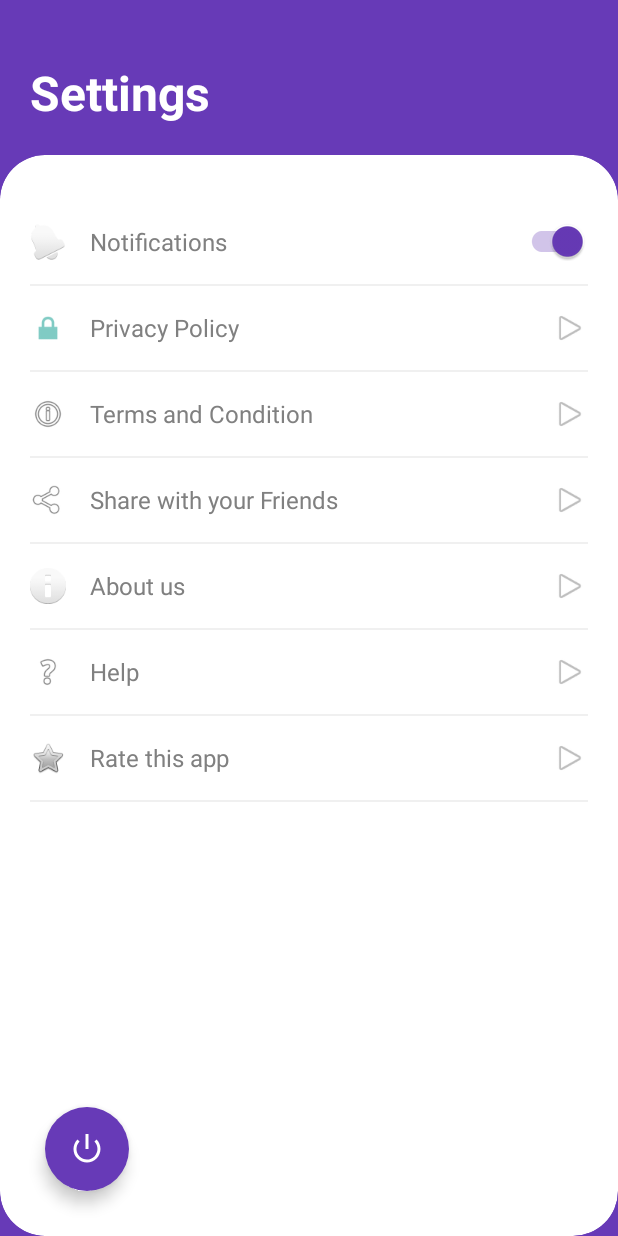
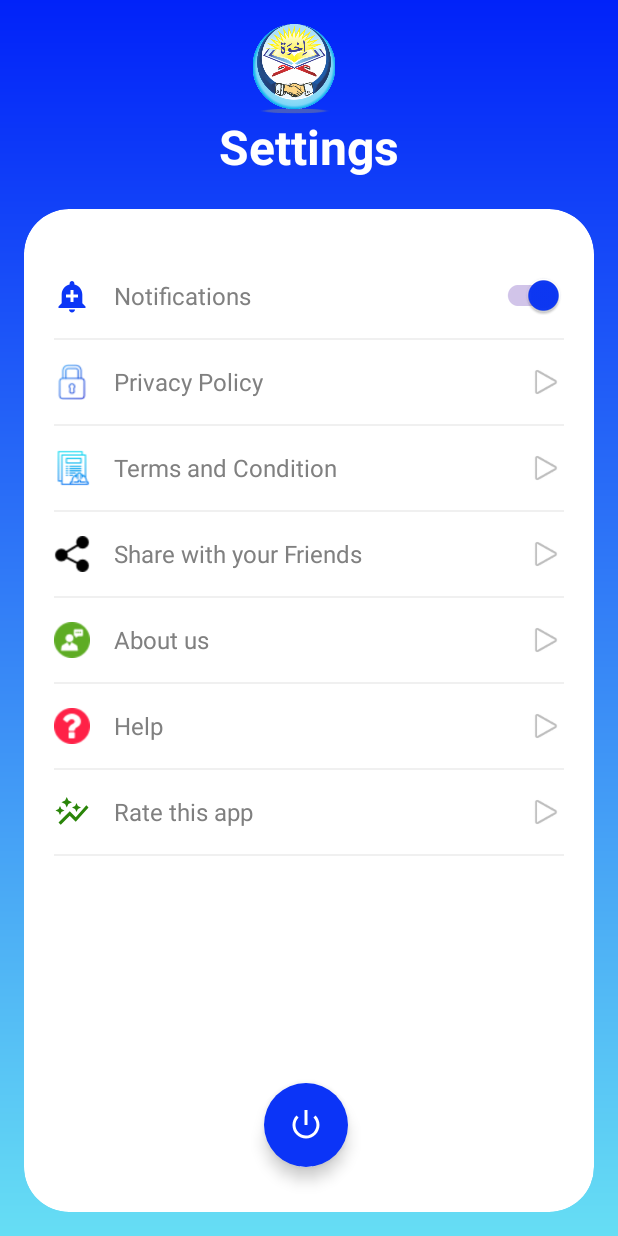
Before and after one commit to IkhwaTeam/FinalYearProject, an Android app: the SettingActivity screen opened directly, with no data from a screen before it, on a phone screen of 412 x 824 dp. Run offline under Robolectric (Android 15) with nearby library versions, the phone set to English and light mode, and no system bars; our stand-ins replace Firebase (no records; nobody signed in at launch, a user with empty details on screens opened directly).

Commit message:
Setting  progress

```diff
--- a/app/src/main/AndroidManifest.xml
+++ b/app/src/main/AndroidManifest.xml
@@ -5,6 +5,7 @@
     <uses-permission android:name="android.permission.INTERNET" />
     <uses-permission android:name="android.permission.ACCESS_NETWORK_STATE" />
     <uses-permission android:name="android.permission.POST_NOTIFICATIONS" />
+    <uses-permission android:name="android.permission.VIBRATE" />
 
     <application
         android:allowBackup="true"
--- a/app/src/main/java/com/example/ikhwa/TeacherCourseActivity.java
+++ b/app/src/main/java/com/example/ikhwa/TeacherCourseActivity.java
@@ -143,7 +143,11 @@ public class TeacherCourseActivity extends AppCompatActivity {
         dialog.requestWindowFeature(Window.FEATURE_NO_TITLE);
         dialog.setContentView(R.layout.previouscoursedialogtea);
         dialog.setCancelable(true);
+        CircularProgressView progressView = dialog.findViewById(R.id.custom_progress5);
 
+        // ✅ Set Progress and Color
+        progressView.setProgress(70); // Set your desired progress here
+        progressView.setProgressColor(0xFFFFFFFF);
         ImageView closeBtn = dialog.findViewById(R.id.teacher_close_btn_pre);
         if (closeBtn != null) closeBtn.setOnClickListener(v -> dialog.dismiss());
 
--- /dev/null
+++ b/app/src/main/res/drawable/blue_forward.xml
@@ -0,0 +1,5 @@
+<vector xmlns:android="http://schemas.android.com/apk/res/android" android:autoMirrored="true" android:height="24dp" android:tint="#0C37F6" android:viewportHeight="24" android:viewportWidth="24" android:width="24dp">
+
+    <path android:fillColor="@android:color/white" android:pathData="M6.23,20.23l1.77,1.77l10,-10l-10,-10l-1.77,1.77l8.23,8.23z"/>
+
+</vector>
--- /dev/null
+++ b/app/src/main/res/drawable/green_forward.xml
@@ -0,0 +1,5 @@
+<vector xmlns:android="http://schemas.android.com/apk/res/android" android:autoMirrored="true" android:height="24dp" android:tint="#2A8509" android:viewportHeight="24" android:viewportWidth="24" android:width="24dp">
+
+    <path android:fillColor="@android:color/white" android:pathData="M6.23,20.23l1.77,1.77l10,-10l-10,-10l-1.77,1.77l8.23,8.23z"/>
+
+</vector>
--- /dev/null
+++ b/app/src/main/res/drawable/green_right.xml
@@ -0,0 +1,5 @@
+<vector xmlns:android="http://schemas.android.com/apk/res/android" android:autoMirrored="true" android:height="24dp" android:tint="#2A8809" android:viewportHeight="24" android:viewportWidth="24" android:width="24dp">
+
+    <path android:fillColor="@android:color/white" android:pathData="M10,17l5,-5 -5,-5v10z"/>
+
+</vector>
--- /dev/null
+++ b/app/src/main/res/drawable/ic_notification_settting.xml
@@ -0,0 +1,5 @@
+<vector xmlns:android="http://schemas.android.com/apk/res/android" android:height="24dp" android:tint="#0C36F6" android:viewportHeight="24" android:viewportWidth="24" android:width="24dp">
+
+    <path android:fillColor="@android:color/white" android:pathData="M10.01,21.01c0,1.1 0.89,1.99 1.99,1.99s1.99,-0.89 1.99,-1.99h-3.98zM18.88,16.82L18.88,11c0,-3.25 -2.25,-5.97 -5.29,-6.69v-0.72C13.59,2.71 12.88,2 12,2s-1.59,0.71 -1.59,1.59v0.72C7.37,5.03 5.12,7.75 5.12,11v5.82L3,18.94L3,20h18v-1.06l-2.12,-2.12zM16,13.01h-3v3h-2v-3L8,13.01L8,11h3L11,8h2v3h3v2.01z"/>
+
+</vector>
--- /dev/null
+++ b/app/src/main/res/drawable/rating.xml
@@ -0,0 +1,5 @@
+<vector xmlns:android="http://schemas.android.com/apk/res/android" android:height="24dp" android:tint="#2A8509" android:viewportHeight="24" android:viewportWidth="24" android:width="24dp">
+
+    <path android:fillColor="@android:color/white" android:pathData="M14.06,9.94L12,9l2.06,-0.94L15,6l0.94,2.06L18,9l-2.06,0.94L15,12L14.06,9.94zM4,14l0.94,-2.06L7,11l-2.06,-0.94L4,8l-0.94,2.06L1,11l2.06,0.94L4,14zM8.5,9l1.09,-2.41L12,5.5L9.59,4.41L8.5,2L7.41,4.41L5,5.5l2.41,1.09L8.5,9zM4.5,20.5l6,-6.01l4,4L23,8.93l-1.41,-1.41l-7.09,7.97l-4,-4L3,19L4.5,20.5z"/>
+
+</vector>
--- /dev/null
+++ b/app/src/main/res/drawable/settingshape.xml
@@ -0,0 +1,9 @@
+<?xml version="1.0" encoding="utf-8"?>
+<shape xmlns:android="http://schemas.android.com/apk/res/android">
+
+    <gradient android:startColor="#66DEF4"/>
+    <gradient android:endColor="#0122F9"/>
+    <gradient android:useLevel="true"/>
+    <gradient android:angle="90"/>
+    <corners android:radius="0dp"/>
+</shape>
--- a/app/src/main/res/layout/activity_setting.xml
+++ b/app/src/main/res/layout/activity_setting.xml
@@ -3,15 +3,23 @@
     xmlns:app="http://schemas.android.com/apk/res-auto"
     android:layout_width="match_parent"
     android:layout_height="match_parent"
-    android:background="#673AB7">
+    android:padding="16dp"
+    android:background="@drawable/settingshape">
+    <ImageView
+        android:layout_width="60dp"
+        android:layout_height="60dp"
+        android:src="@drawable/logo"
+        android:layout_marginLeft="150dp"
+        android:layout_marginBottom="10dp" />
 
-    <!-- Header -->
+
     <TextView
         android:id="@+id/textView_settings_header"
         android:layout_width="wrap_content"
         android:layout_height="wrap_content"
-        android:layout_marginStart="20dp"
-        android:layout_marginTop="40dp"
+        android:layout_marginStart="130dp"
+
+        android:layout_marginTop="60dp"
         android:text="Settings"
         android:textColor="#FFFFFF"
         android:textSize="32sp"
@@ -50,8 +58,8 @@
                         android:layout_width="24dp"
                         android:layout_height="24dp"
                         android:layout_centerVertical="true"
-                        android:src="@android:drawable/ic_popup_reminder"
-                        android:backgroundTint="#673AB7" />
+                        android:src="@drawable/ic_notification_settting"
+                        android:backgroundTint="#0D37EF" />
 
                     <TextView
                         android:layout_width="wrap_content"
@@ -70,7 +78,7 @@
                         android:layout_alignParentEnd="true"
                         android:layout_centerVertical="true"
                         android:checked="true"
-                        app:thumbTint="#673AB7"
+                        app:thumbTint="#0D38F6"
                         app:trackTint="#D1C4E9" />
                 </RelativeLayout>
 
@@ -90,8 +98,8 @@
                         android:layout_width="24dp"
                         android:layout_height="24dp"
                         android:layout_centerVertical="true"
-                        android:src="@android:drawable/ic_lock_lock"
-                        android:backgroundTint="#673AB7"
+                        android:src="@drawable/lock_icon"
+                        android:backgroundTint="#062BF7"
                         />
 
                     <TextView
@@ -110,7 +118,7 @@
                         android:layout_alignParentEnd="true"
                         android:layout_centerVertical="true"
                         android:src="@android:drawable/ic_media_play"
-                        android:backgroundTint="#673AB7"
+                        android:backgroundTint="#062BF7"
                     />
                 </RelativeLayout>
 
@@ -130,8 +138,9 @@
                         android:layout_width="24dp"
                         android:layout_height="24dp"
                         android:layout_centerVertical="true"
-                        android:backgroundTint="#673AB7"
-                        android:src="@android:drawable/ic_menu_info_details"
+                        android:backgroundTint="#062CF7"
+                        android:src="@drawable/terms_condition"
+
                         />
 
                     <TextView
@@ -149,7 +158,7 @@
                         android:layout_height="24dp"
                         android:layout_alignParentEnd="true"
                         android:layout_centerVertical="true"
-                        android:backgroundTint="#673AB7"
+                        android:backgroundTint="#072EF7"
                         android:src="@android:drawable/ic_media_play"
                        />
                 </RelativeLayout>
@@ -170,8 +179,8 @@
                         android:layout_width="24dp"
                         android:layout_height="24dp"
                         android:layout_centerVertical="true"
-                        android:src="@android:drawable/ic_menu_share"
-                        android:backgroundTint="#673AB7"
+                        android:src="@drawable/share"
+                        android:backgroundTint="#062AF7"
                         />
 
                     <TextView
@@ -190,7 +199,7 @@
                         android:layout_alignParentEnd="true"
                         android:layout_centerVertical="true"
                         android:src="@android:drawable/ic_media_play"
-                        android:backgroundTint="#673AB7"
+                        android:backgroundTint="#072CF7"
                     />
                 </RelativeLayout>
 
@@ -210,7 +219,8 @@
                         android:layout_width="24dp"
                         android:layout_height="24dp"
                         android:layout_centerVertical="true"
-                        android:src="@android:drawable/ic_dialog_info"
+                        android:src="@drawable/aboutus"
+
                         android:backgroundTint="#673AB7"
                          />
 
@@ -230,7 +240,7 @@
                         android:layout_alignParentEnd="true"
                         android:layout_centerVertical="true"
                         android:src="@android:drawable/ic_media_play"
-                        android:backgroundTint="#673AB7"
+                        android:backgroundTint="#072DF7"
                       />
                 </RelativeLayout>
 
@@ -250,8 +260,9 @@
                         android:layout_width="24dp"
                         android:layout_height="24dp"
                         android:layout_centerVertical="true"
-                        android:src="@android:drawable/ic_menu_help"
-                        android:backgroundTint="#673AB7"
+                        android:src="@drawable/help"
+
+                        android:backgroundTint="#062CF7"
                         />
 
                     <TextView
@@ -270,7 +281,7 @@
                         android:layout_alignParentEnd="true"
                         android:layout_centerVertical="true"
                         android:src="@android:drawable/ic_media_play"
-                        android:backgroundTint="#673AB7"
+                        android:backgroundTint="#062BF7"
                        />
                 </RelativeLayout>
 
@@ -290,8 +301,9 @@
                         android:layout_width="24dp"
                         android:layout_height="24dp"
                         android:layout_centerVertical="true"
-                        android:src="@android:drawable/btn_star"
-                        android:backgroundTint="#673AB7"
+
+                        android:src="@drawable/rating"
+
                          />
 
                     <TextView
@@ -301,7 +313,7 @@
                         android:layout_marginStart="16dp"
                         android:layout_toEndOf="@id/icon_rate"
                         android:text="Rate this app"
-                        android:textColor="#808080"
+                        android:textColor="#7F7F7F"
                         android:textSize="16sp" />
 
                     <ImageView
@@ -309,8 +321,10 @@
                         android:layout_height="24dp"
                         android:layout_alignParentEnd="true"
                         android:layout_centerVertical="true"
+
+
                         android:src="@android:drawable/ic_media_play"
-                        android:backgroundTint="#673AB7"
+                        android:backgroundTint="#062CF7"
                         />
                 </RelativeLayout>
 
@@ -333,12 +347,13 @@
         android:layout_width="wrap_content"
         android:layout_height="wrap_content"
         android:layout_alignParentBottom="true"
-        android:layout_marginStart="30dp"
+        android:layout_marginStart="160dp"
         android:layout_marginBottom="30dp"
-        android:backgroundTint="#673AB7"
+        android:backgroundTint="#0B34F7"
         android:src="@android:drawable/ic_lock_power_off"
         android:tint="#FFFFFF"
         app:borderWidth="0dp"
+
         app:elevation="6dp"
         app:fabSize="normal" />
 
```
Also changed, not shown: app/src/main/java/com/example/ikhwa/AnalyticsTeacherActivity.java (+20 -1 lines), app/src/main/res/layout/activity_analytics_teacher.xml (+23 -39 lines), app/src/main/res/layout/previouscoursedialogtea.xml (+3 -9 lines), app/src/main/res/drawable/aboutus.png (added), app/src/main/res/drawable/help.png (added), app/src/main/res/drawable/lock_icon.png (added), app/src/main/res/drawable/share.png (added), app/src/main/res/drawable/terms_condition.png (added).
